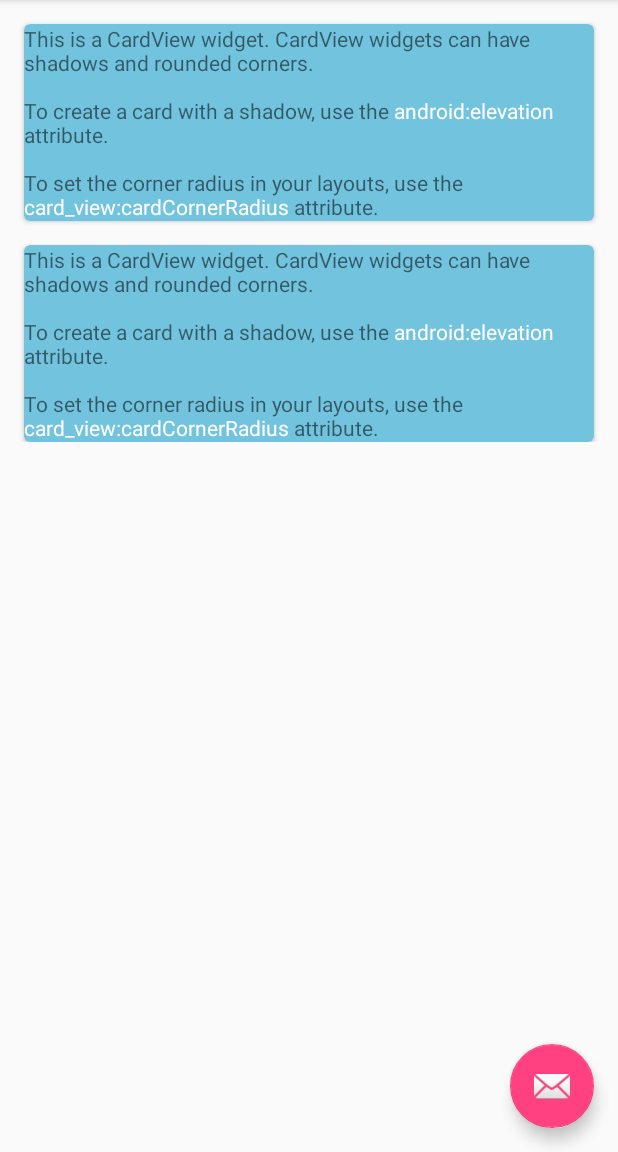
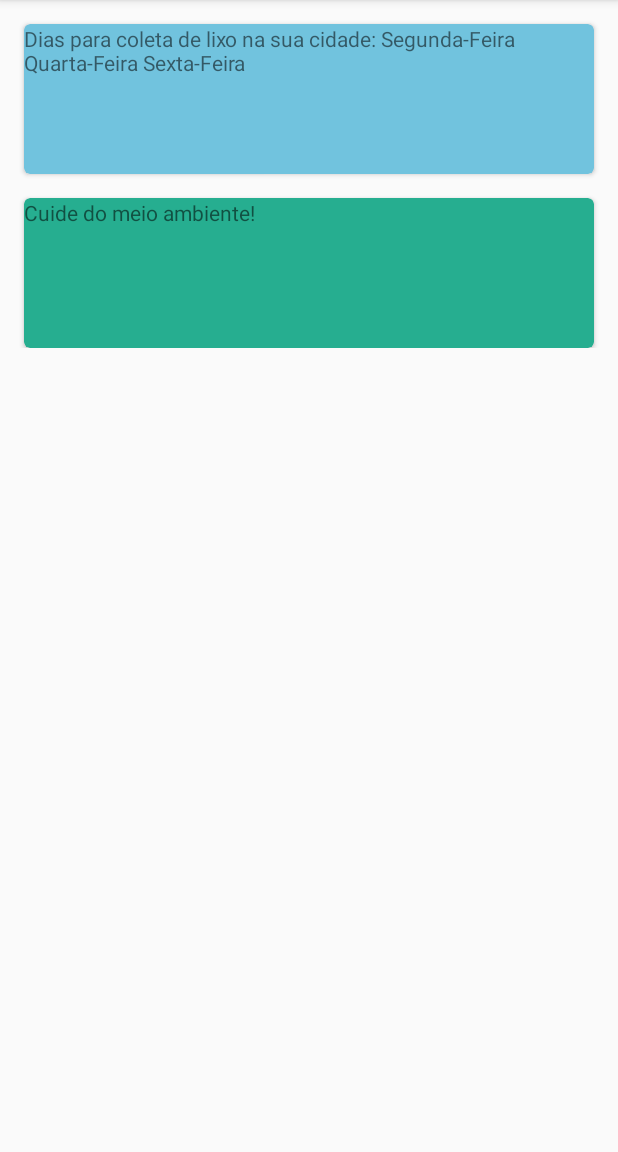
Before and after one commit to GEDAI/MapaSustentavel, an Android app: the screen it shows after launch (MainActivity), in the side drawer, after a tap on "Avisos", on a phone screen of 412 x 824 dp, the part 84-1236 px from its top. Run offline under Robolectric (Android 15) with nearby library versions, the phone set to English and light mode, and no system bars; our stand-ins replace Volley.

Commit message:
Tela de horários de recolha.

```diff
--- a/app/src/main/AndroidManifest.xml
+++ b/app/src/main/AndroidManifest.xml
@@ -26,13 +26,13 @@
             android:value="@string/google_maps_key" />
 
         <activity
-            android:name=".activity.LoginActivity"
+            android:name=".ui.LoginActivity"
             android:label="@string/app_name"
             android:theme="@style/AppTheme.NoActionBar">
 
         </activity>
         <activity
-            android:name=".activity.RegisterActivity"
+            android:name=".ui.RegisterActivity"
             android:label="@string/app_name"
             android:launchMode="singleTop"
             android:windowSoftInputMode="adjustPan" />
--- a/app/src/main/res/layout/app_bar_main.xml
+++ b/app/src/main/res/layout/app_bar_main.xml
@@ -23,12 +23,4 @@
 
     <include layout="@layout/content_main" />
 
-    <android.support.design.widget.FloatingActionButton
-        android:id="@+id/fab"
-        android:layout_width="wrap_content"
-        android:layout_height="wrap_content"
-        android:layout_gravity="bottom|end"
-        android:layout_margin="@dimen/fab_margin"
-        android:src="@android:drawable/ic_dialog_email" />
-
 </android.support.design.widget.CoordinatorLayout>
--- a/app/src/main/res/layout/fragment_avisos.xml
+++ b/app/src/main/res/layout/fragment_avisos.xml
@@ -26,7 +26,7 @@ android:layout_width="match_parent" >
     <android.support.v7.widget.CardView
         android:id="@+id/cardview"
         android:layout_width="fill_parent"
-        android:layout_height="wrap_content"
+        android:layout_height="100dp"
         android:elevation="100dp"
         android:layout_marginTop="@dimen/nav_header_vertical_spacing"
         android:layout_marginLeft="@dimen/nav_header_vertical_spacing"
@@ -37,25 +37,25 @@ android:layout_width="match_parent" >
         <TextView
             android:layout_width="wrap_content"
             android:layout_height="wrap_content"
-            android:text="@string/cardview_contents"
+            android:text="@string/aviso1"
             />
     </android.support.v7.widget.CardView>
 
     <android.support.v7.widget.CardView
         android:id="@+id/cardview2"
         android:layout_width="fill_parent"
-        android:layout_height="wrap_content"
+        android:layout_height="100dp"
         android:elevation="100dp"
         android:layout_marginTop="@dimen/nav_header_vertical_spacing"
         android:layout_marginLeft="@dimen/nav_header_vertical_spacing"
         android:layout_marginRight="@dimen/nav_header_vertical_spacing"
-        card_view:cardBackgroundColor="@color/cardview_initial_background"
+        card_view:cardBackgroundColor="@color/bg_login"
         card_view:cardCornerRadius="4dp">
 
         <TextView
             android:layout_width="wrap_content"
             android:layout_height="wrap_content"
-            android:text="@string/cardview_contents"
+            android:text="@string/aviso2"
             />
     </android.support.v7.widget.CardView>
 
--- a/app/src/main/res/menu/activity_main_drawer.xml
+++ b/app/src/main/res/menu/activity_main_drawer.xml
@@ -11,6 +11,10 @@
             android:icon="@drawable/ic_menu_location"
             android:title="Pontos de Recolha" />
         <item
+            android:id="@+id/nav_horaios_recolha"
+            android:icon="@drawable/ic_menu_hours"
+            android:title="Horários de Recolha" />
+        <item
             android:id="@+id/nav_avisos"
             android:icon="@drawable/ic_menu_avisos"
             android:title="Avisos" />
--- a/app/src/main/res/values/strings.xml
+++ b/app/src/main/res/values/strings.xml
@@ -49,10 +49,17 @@
         <item>Plástico</item>
     </string-array>
 
-    <string name="cardview_contents">This is a CardView widget. CardView widgets can have
-        shadows and rounded corners.
-        \n\nTo create a card with a shadow, use the <font fgcolor="#FFFFFFFF">android:elevation</font>
-        attribute.
-        \n\nTo set the corner radius in your layouts, use the <font fgcolor="#FFFFFFFF">card_view:cardCornerRadius</font> attribute.
+    <string name="aviso1">Dias para coleta de lixo na sua cidade:
+        Segunda-Feira
+        Quarta-Feira
+        Sexta-Feira
     </string>
+
+    <string name="aviso2">
+        Cuide do meio ambiente!
+    </string>
+
+    <string name="evento1">Mutirão de coleta de lixo neste domingo (18 de setembro), às 9:00hs!
+    </string>
+
 </resources>
```
Also changed, not shown: app/src/main/res/layout/fragment_eventos.xml (+3 -21 lines), app/src/main/res/layout/fragment_horarios_recolha.xml (added, +14 -0 lines).
